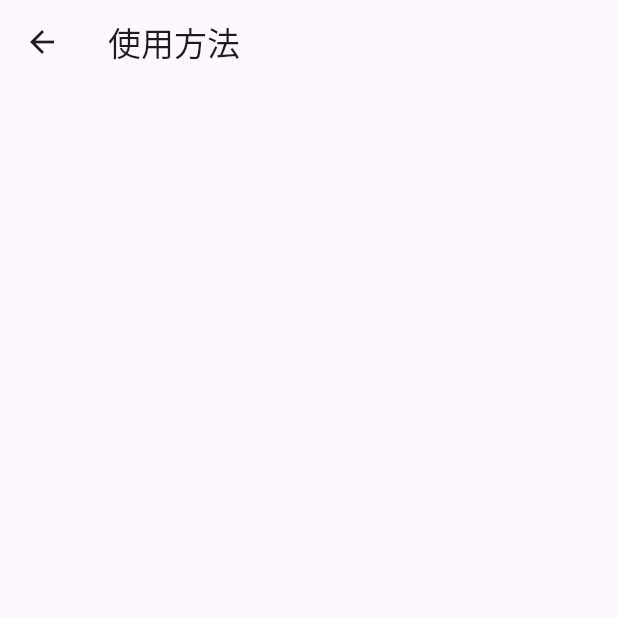
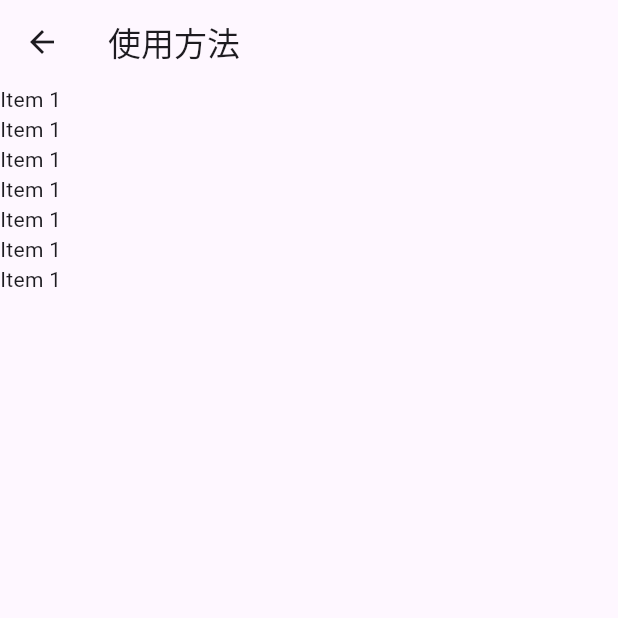
Before and after one commit to hashimo000/famous_quote_app, a Flutter app: the OthersPage screen opened directly, on a phone screen of 412 x 824 dp, the top half of it. Run offline on Flutter 3.47's test engine with Material 3 defaults, Android fonts, the phone set to English and light mode, and no system bars; our stand-ins replace flutter_local_notifications, flutter_riverpod, flutter_slidable, sqflite, timezone; accounts and stored records are empty.

Commit message:
list view

```diff
--- a/lib/pages/others_page.dart
+++ b/lib/pages/others_page.dart
@@ -1,5 +1,4 @@
 import 'package:flutter/material.dart';
-
 
 class OthersPage extends StatelessWidget {
   const OthersPage({super.key});
@@ -10,8 +9,24 @@ class OthersPage extends StatelessWidget {
       appBar: AppBar(
         title: const Text('使用方法'),
       ),
+      body: Column(
+        children: <Widget>[
+          Expanded(
+            child: ListView(
+              children: const <Widget>[
+                Text('Item 1'),
+                Text('Item 1'),
+                Text('Item 1'),
+                Text('Item 1'),
+                Text('Item 1'),
+                Text('Item 1'),
+                Text('Item 1'),
 
-
+              ],
+            ),
+          ),
+        ],
+      ),
     );
   }
 }
```
